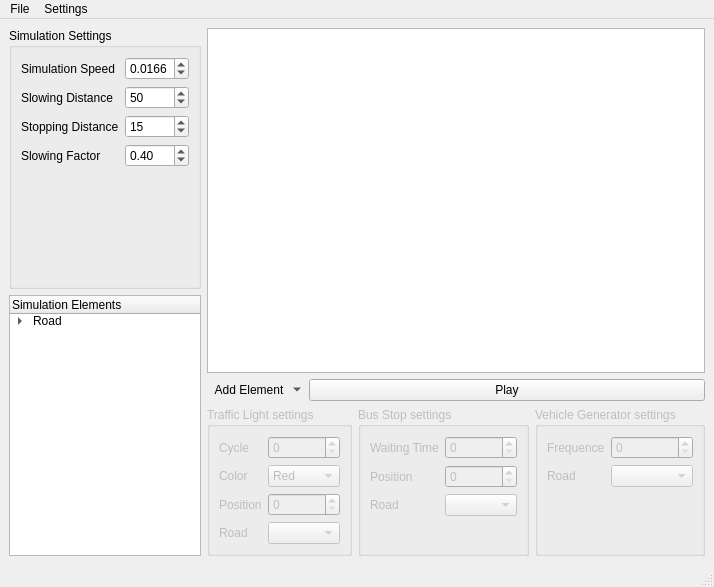
Before: the Qt Designer form UI_Design/TrafficMainWindow.ui in OrfeoTerkuci/TrafficSimulation2022, drawn with Qt 5.
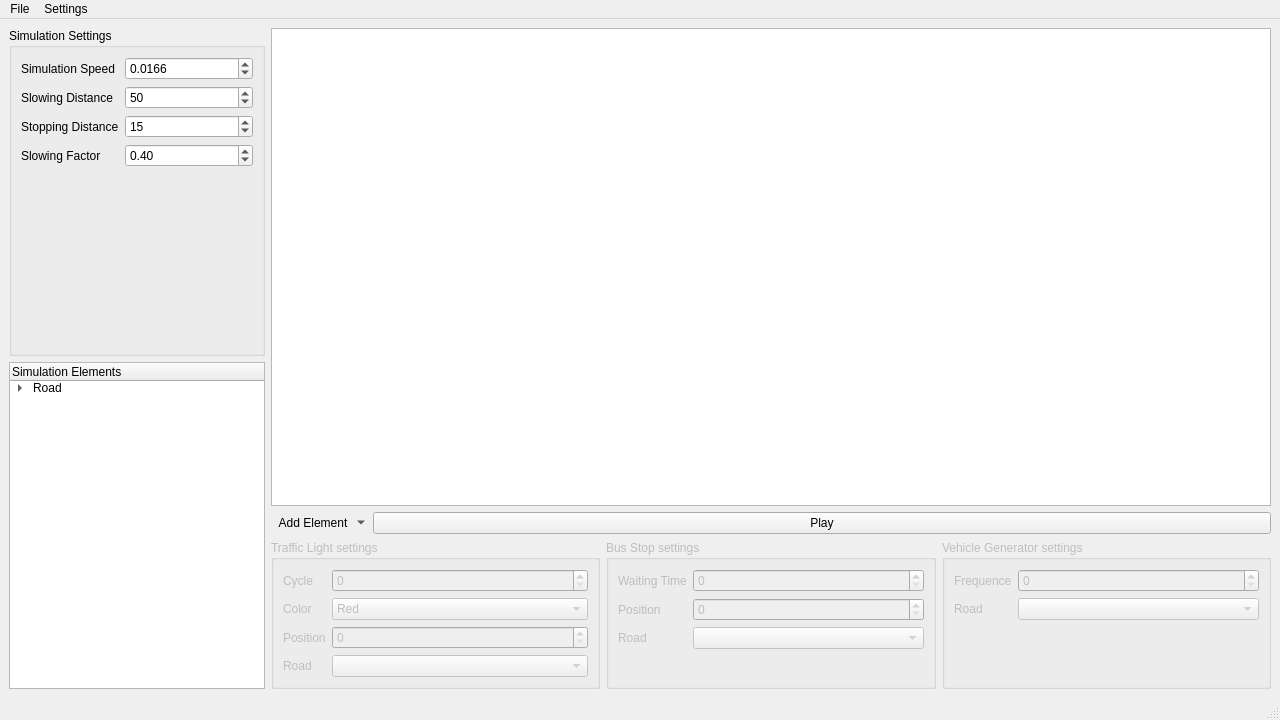
After: the same form once the commit is applied.

Patch:
```diff
--- a/UI_Design/TrafficMainWindow.ui
+++ b/UI_Design/TrafficMainWindow.ui
@@ -6,8 +6,8 @@
    <rect>
     <x>0</x>
     <y>0</y>
-    <width>647</width>
-    <height>587</height>
+    <width>1280</width>
+    <height>720</height>
    </rect>
   </property>
   <property name="contextMenuPolicy">
@@ -418,8 +418,8 @@
     <rect>
      <x>0</x>
      <y>0</y>
-     <width>647</width>
-     <height>21</height>
+     <width>1280</width>
+     <height>24</height>
     </rect>
    </property>
    <widget class="QMenu" name="menuFile">
```
Left out of the diff: 40 changed lines with no effect on the pictures.
